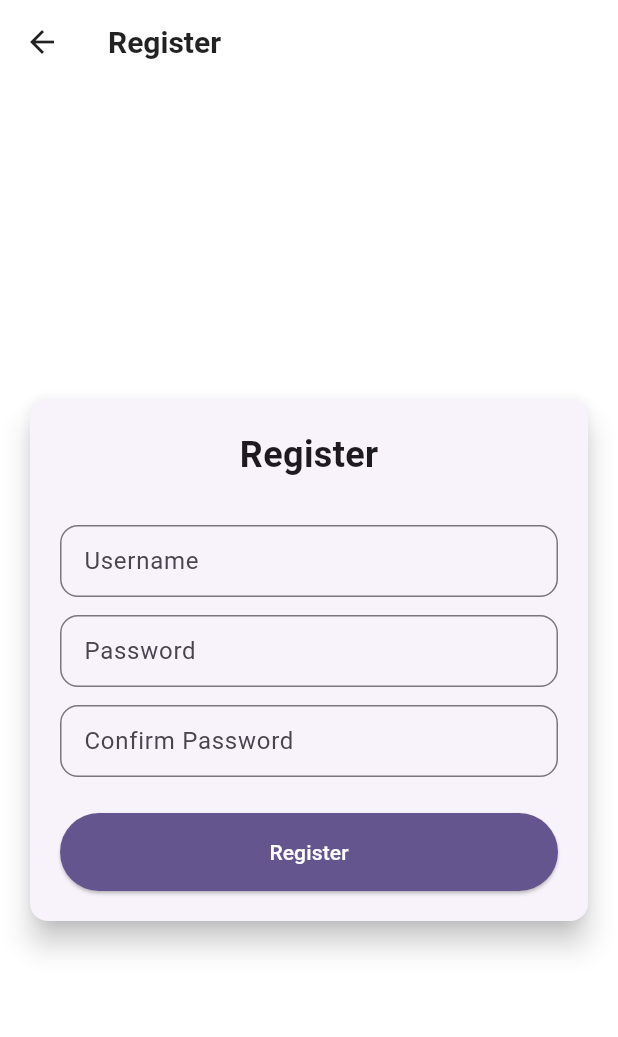
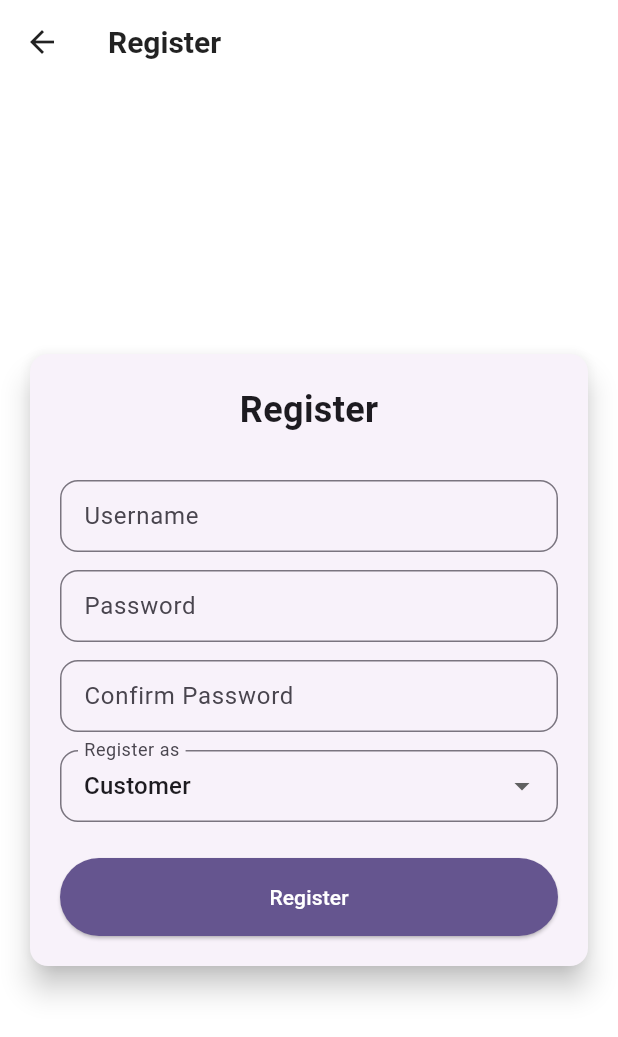
Before and after one commit to Aforambis/the-rink-mobile, a Flutter app: the RegisterPage screen opened directly, on a phone screen of 412 x 824 dp. Shown: the top 1037 px of the screen. Run offline on Flutter 3.47's test engine with Material 3 defaults, Android fonts, the light colour scheme and no system bars; missing offline and left inert: pbp_django_auth.

Commit message:
bisa login dan register

```diff
--- a/the_rink_mobile/lib/auth/register.dart
+++ b/the_rink_mobile/lib/auth/register.dart
@@ -15,6 +15,7 @@ class _RegisterPageState extends State<RegisterPage> {
   final _usernameController = TextEditingController();
   final _passwordController = TextEditingController();
   final _confirmPasswordController = TextEditingController();
+  String _selectedRole = 'customer';
 
   @override
   Widget build(BuildContext context) {
@@ -108,6 +109,26 @@ class _RegisterPageState extends State<RegisterPage> {
                       return null;
                     },
                   ),
+                  const SizedBox(height: 12.0),
+                  DropdownButtonFormField<String>(
+                    value: _selectedRole,
+                    decoration: const InputDecoration(
+                      labelText: 'Register as',
+                      border: OutlineInputBorder(
+                        borderRadius: BorderRadius.all(Radius.circular(12.0)),
+                      ),
+                      contentPadding: EdgeInsets.symmetric(horizontal: 12.0, vertical: 8.0),
+                    ),
+                    items: const [
+                      DropdownMenuItem(value: 'customer', child: Text('Customer')),
+                      DropdownMenuItem(value: 'seller', child: Text('Seller')),
+                    ],
+                    onChanged: (value) {
+                      setState(() {
+                        _selectedRole = value!;
+                      });
+                    },
+                  ),
                   const SizedBox(height: 24.0),
                   ElevatedButton(
                     onPressed: () async {
@@ -125,6 +146,7 @@ class _RegisterPageState extends State<RegisterPage> {
                             "username": username,
                             "password1": password1,
                             "password2": password2,
+                            "role": _selectedRole,
                           }));
                       if (context.mounted) {
                         if (response['status'] == 'success') {
--- a/the_rink_mobile/lib/main.dart
+++ b/the_rink_mobile/lib/main.dart
@@ -2,6 +2,7 @@ import 'package:flutter/material.dart';
 import 'screens/main_navigation_screen.dart';
 import 'package:provider/provider.dart';
 import 'package:pbp_django_auth/pbp_django_auth.dart';
+import 'package:the_rink_mobile/auth/login.dart';
 
 void main() {
   runApp(const TheRinkApp());
@@ -45,7 +46,7 @@ class TheRinkApp extends StatelessWidget {
             elevation: 8,
           ),
         ),
-        home: const MainNavigationScreen(), // ubah ke login nanti kalo udh jadi
+        home: const LoginPage(), // ubah ke login nanti kalo udh jadi
       ),
     );
   }
```
Also changed, not shown: the_rink_mobile/lib/screens/main_navigation_screen.dart (+5 -3 lines).
